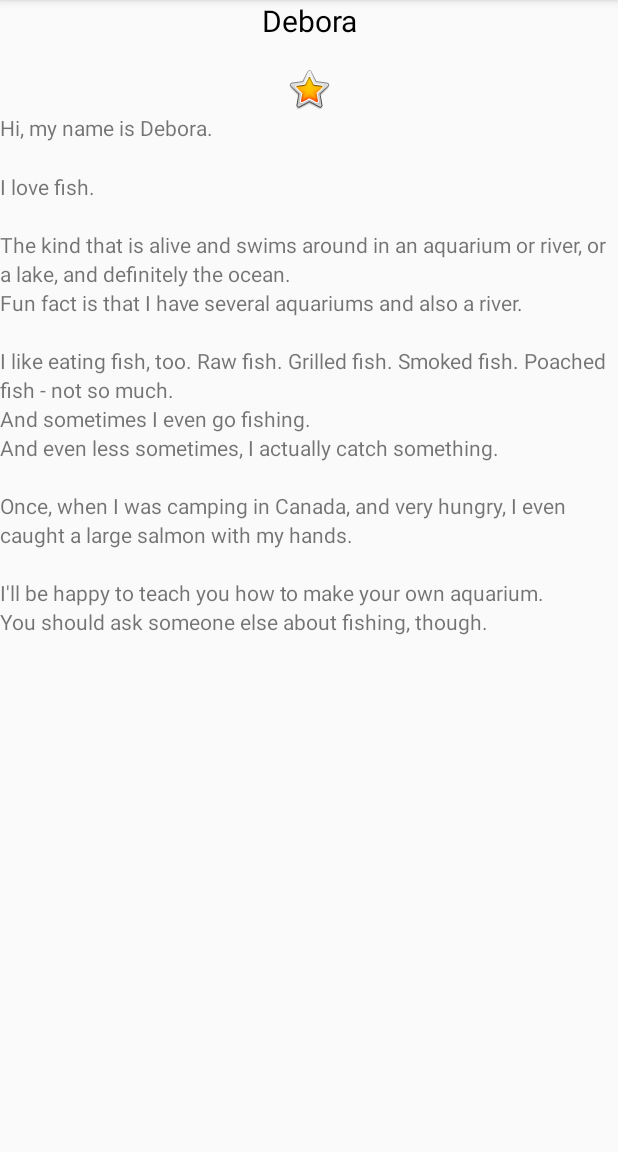
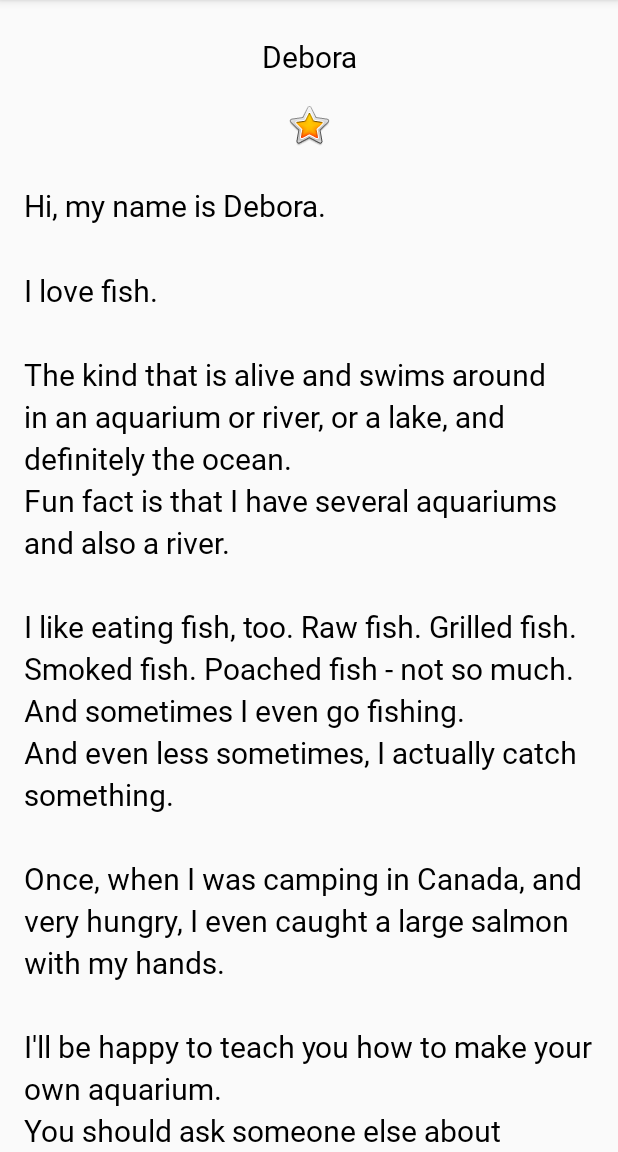
Before and after one commit to Android-SrB-2020/homework-debytristao, an Android app: the screen it shows after launch (MainActivity), on a phone screen of 412 x 824 dp, the part 84-1236 px from its top. Run offline under Robolectric (Android 15) with nearby library versions, the phone set to English and light mode, and no system bars.

Commit message:
AboutMe
AboutMe

```diff
--- a/2 Layouts/AboutMe/app/src/main/res/layout/activity_main.xml
+++ b/2 Layouts/AboutMe/app/src/main/res/layout/activity_main.xml
@@ -1,3 +1,4 @@
+<?xml version="1.0" encoding="utf-8"?>
 <LinearLayout
     xmlns:android="http://schemas.android.com/apk/res/android"
     xmlns:tools="http://schemas.android.com/tools"
@@ -8,16 +9,15 @@
     tools:context=".MainActivity">
 
     <TextView
-        android:textSize="@dimen/text_size"
         android:id="@+id/name_text"
         android:layout_width="match_parent"
         android:layout_height="wrap_content"
         android:text="@string/name"
         android:textAlignment="center"
-        android:textColor="@android:color/black" />
+        style="@style/NameStyle" />
 
     <ImageView
-        android:id="@+id/start_image"
+        android:id="@+id/stat_image"
         android:layout_width="match_parent"
         android:layout_height="wrap_content"
         android:layout_marginTop="16dp"
@@ -27,15 +27,16 @@
     <ScrollView
         android:id="@+id/bio_scroll"
         android:layout_width="match_parent"
-        android:layout_height="match_parent"
-        android:layout_padding="16dp"
-        >
+        android:layout_height="match_parent">
 
         <TextView
             android:id="@+id/bio_text"
+            style="@style/NameStyle"
             android:layout_width="match_parent"
             android:layout_height="wrap_content"
             android:lineSpacingMultiplier="1.2"
+            android:paddingStart="16dp"
+            android:paddingEnd="16dp"
             android:text="@string/bio" />
     </ScrollView>
 </LinearLayout>
--- a/2 Layouts/AboutMe/app/src/main/res/values/dimens.xml
+++ b/2 Layouts/AboutMe/app/src/main/res/values/dimens.xml
@@ -1,4 +1,6 @@
 <?xml version="1.0" encoding="utf-8"?>
 <resources>
     <dimen name="text_size">20sp</dimen>
+    <dimen name="small_padding">8dp</dimen>
+    <dimen name="layout_margin">16dp</dimen>
 </resources>
--- a/2 Layouts/AboutMe/app/src/main/res/values/strings.xml
+++ b/2 Layouts/AboutMe/app/src/main/res/values/strings.xml
@@ -11,6 +11,5 @@
 \nAnd even less sometimes, I actually catch something.
 \n\nOnce, when I was camping in Canada, and very hungry, I even caught a large salmon with my hands.
 \n\nI\'ll be happy to teach you how to make your own aquarium.
-        \nYou should ask someone else about fishing, though.\n\n
-    </string>
+\nYou should ask someone else about fishing, though.\n\n</string>
 </resources>
--- a/2 Layouts/AboutMe/app/src/main/res/values/styles.xml
+++ b/2 Layouts/AboutMe/app/src/main/res/values/styles.xml
@@ -8,4 +8,12 @@
         <item name="colorAccent">@color/colorAccent</item>
     </style>
 
+    <style name="NameStyle">
+        <item name="android:layout_marginTop">@dimen/layout_margin</item>
+        <item name="android:fontFamily">@font/roboto</item>
+        <item name="android:paddingTop">@dimen/small_padding</item>
+        <item name="android:textColor">@android:color/black</item>
+        <item name="android:textSize">@dimen/text_size</item>
+    </style>
+
 </resources>
```
Also changed, not shown: 2 Layouts/AboutMe/app/src/main/res/font/roboto.ttf (added), 2 Layouts/AboutMe/gradle/wrapper/gradle-wrapper.properties. Lines whose indentation alone changed are shown as unchanged.
